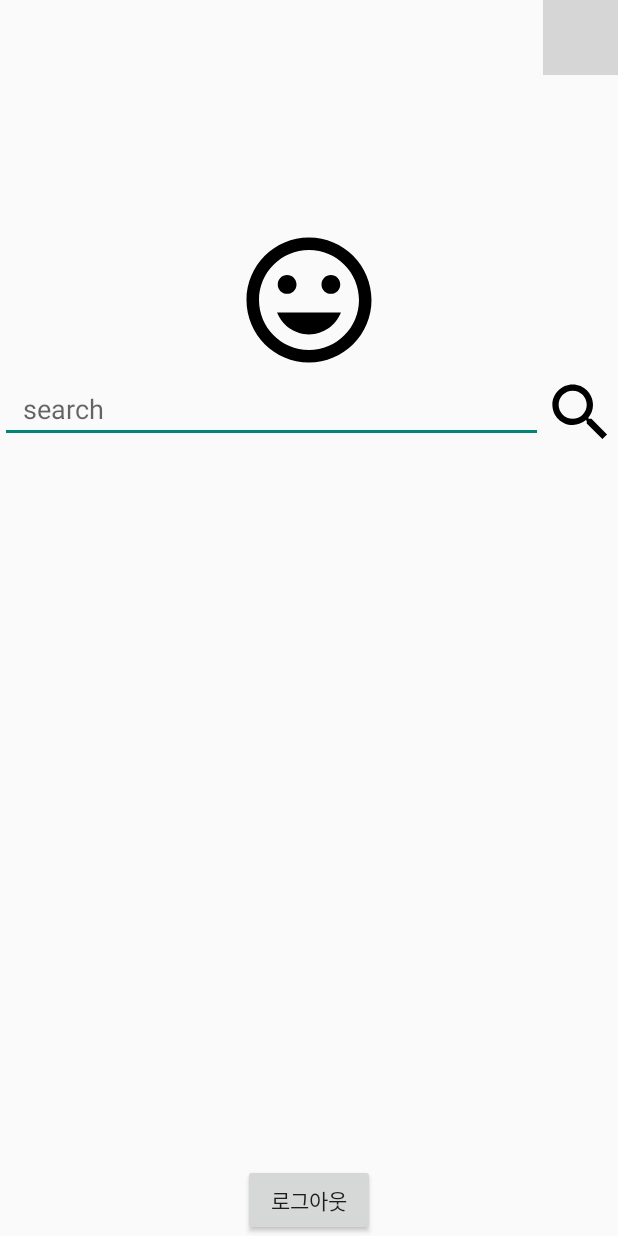
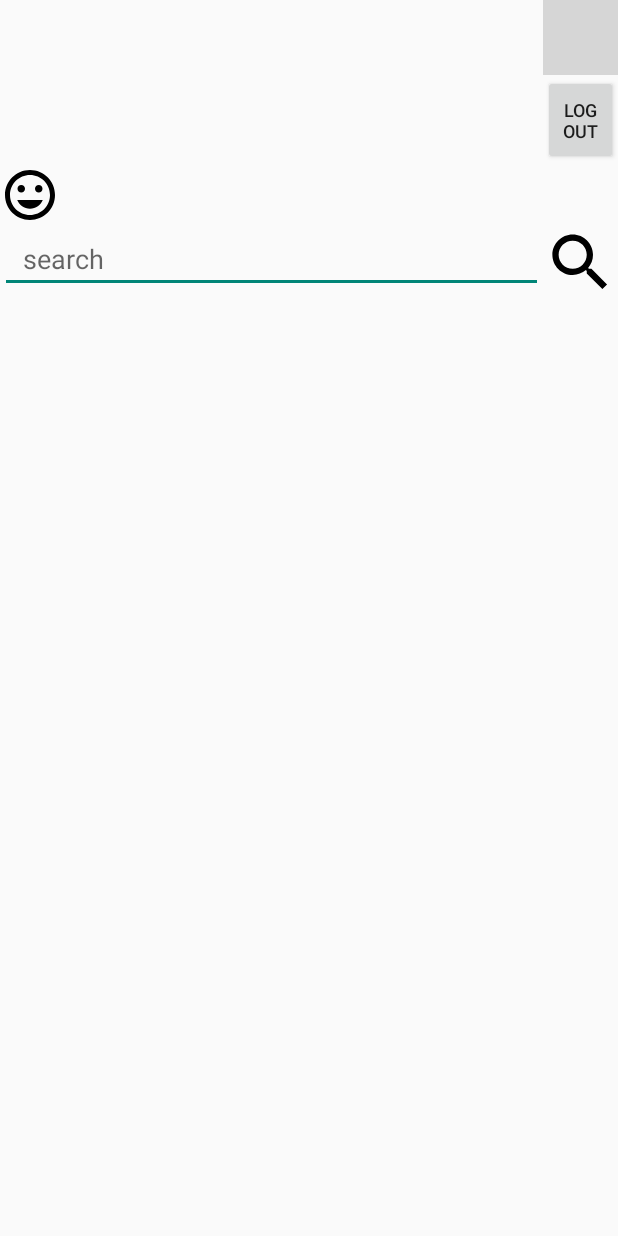
Before and after one commit to kryptonite43/flowcamp2, an Android app: the SubActivity screen opened directly, with no data from a screen before it, on a phone screen of 412 x 824 dp. Run offline under Robolectric (Android 15) with nearby library versions, the phone set to English and light mode, and no system bars; libraries missing offline, so code that uses them is left out: com.kakao.usermgmt; pictures from the network do not load; grey boxes are pictures that could not be loaded.

```diff
--- a/app/src/main/AndroidManifest.xml
+++ b/app/src/main/AndroidManifest.xml
@@ -35,6 +35,7 @@
         </activity>
         <activity
             android:name=".SubActivity"
+            android:windowSoftInputMode="stateHidden|adjustPan"
             android:exported="false" />
 
 
--- a/app/src/main/java/com/example/searchapp/SubActivity.java
+++ b/app/src/main/java/com/example/searchapp/SubActivity.java
@@ -2,15 +2,21 @@ package com.example.searchapp;
 
 import androidx.appcompat.app.AppCompatActivity;
 
+import android.annotation.SuppressLint;
+import android.content.Context;
 import android.content.Intent;
 import android.media.Image;
 import android.os.Bundle;
 import android.util.Log;
 import android.view.KeyEvent;
+import android.view.MotionEvent;
 import android.view.View;
+import android.view.inputmethod.InputMethodManager;
 import android.widget.Button;
 import android.widget.EditText;
 import android.widget.ImageView;
+import android.widget.LinearLayout;
+import android.widget.ListView;
 import android.widget.SearchView;
 import android.widget.TextView;
 import android.widget.Toast;
@@ -47,7 +53,17 @@ public class SubActivity extends AppCompatActivity { // 검색창 뜨는 액티
         TextView tv_nick = findViewById(R.id.tv_nickname);
         TextView tv_email = findViewById(R.id.tv_email);
         ImageView iv_profile = findViewById(R.id.iv_profile);
-
+        ListView searchlist = findViewById(R.id.listview);
+        searchlist.bringToFront();
+        LinearLayout fullscreen = findViewById(R.id.fullscreen);
+        fullscreen.setOnTouchListener(new View.OnTouchListener() {
+            @Override
+            public boolean onTouch(View view, MotionEvent motionEvent) {
+                hideKeyboard();
+                searchlist.setVisibility(View.INVISIBLE);
+                return false;
+            }
+        });
         // 닉네임, 이메일, 프로필이미지
         tv_nick.setText(strNick);
         tv_email.setText(strEmail);
@@ -74,31 +90,48 @@ public class SubActivity extends AppCompatActivity { // 검색창 뜨는 액티
         retrofitInterface = retrofit.create(RetrofitInterface.class);
 
 
-        TextView tv = findViewById(R.id.text_hist1);
+
         EditText search = findViewById(R.id.what) ;
         Button searchb = findViewById(R.id.searchit);
+
+        search.setOnClickListener(new View.OnClickListener() {
+            @Override
+            public void onClick(View view) {
+                searchlist.setVisibility(View.VISIBLE);
+            }
+        });
+
         search.setOnKeyListener(new View.OnKeyListener() {
             @Override
             public boolean onKey(View view, int i, KeyEvent keyEvent) {
+                //searchlist.setVisibility(View.VISIBLE);
                 if (i==KeyEvent.KEYCODE_ENTER && keyEvent.getAction()==KeyEvent.ACTION_DOWN){
-                    Log.e("enter", "enter");
-                    tv.setText(search.getText().toString());
+                    if (search.getText().toString().compareTo("")!=0) { // null값 return이 아닐 때만 동작
                         Intent intent = new Intent(SubActivity.this, ResultActivity.class);
                         intent.putExtra("search", search.getText().toString());
+                        intent.putExtra("name",strNick);
                         intent.putExtra("email",strEmail);
+                        intent.putExtra("profileImg",strProfileImg);
                         startActivity(intent);
+                    }
+                    //Toast.makeText(SubActivity.this, search.getText().toString(), Toast.LENGTH_SHORT).show();
+
+
                 }
                 return true;
             }
         });
 
+
         searchb.setOnClickListener(new View.OnClickListener() {
             @Override
             public void onClick(View view) {
-                tv.setText(search.getText().toString());
+                if (search.getText().toString().compareTo("")!=0) {
                     Intent intent = new Intent(SubActivity.this, ResultActivity.class);
                     intent.putExtra("search", search.getText().toString());
+                    intent.putExtra("name",strNick);
                     intent.putExtra("email",strEmail);
+                    intent.putExtra("profileImg",strProfileImg);
                     startActivity(intent);
 
                     HashMap<String, String> map = new HashMap<>();
@@ -118,9 +151,17 @@ public class SubActivity extends AppCompatActivity { // 검색창 뜨는 액티
                             Toast.makeText(SubActivity.this, t.getMessage(), Toast.LENGTH_LONG).show();
                         }
                     });
+
+                }
+
             }
         });
 
 
     }
+    void hideKeyboard()
+    {
+        InputMethodManager inputManager = (InputMethodManager) this.getSystemService(Context.INPUT_METHOD_SERVICE);
+        inputManager.hideSoftInputFromWindow(this.getCurrentFocus().getWindowToken(), InputMethodManager.HIDE_NOT_ALWAYS);
     }
+}
--- a/app/src/main/res/layout/activity_sub.xml
+++ b/app/src/main/res/layout/activity_sub.xml
@@ -1,8 +1,15 @@
 <?xml version="1.0" encoding="utf-8"?>
-    <LinearLayout
+<RelativeLayout
     xmlns:android="http://schemas.android.com/apk/res/android"
     xmlns:app="http://schemas.android.com/apk/res-auto"
     xmlns:tools="http://schemas.android.com/tools"
+    android:layout_width="match_parent"
+    android:layout_height="match_parent">
+
+
+
+<LinearLayout
+    android:id="@+id/fullscreen"
     android:layout_width="match_parent"
     android:layout_height="match_parent"
     tools:context=".SubActivity"
@@ -50,100 +57,98 @@
     </LinearLayout>
 
 
-
-
     <LinearLayout
         android:layout_width="match_parent"
         android:layout_height="match_parent"
         android:orientation="vertical">
+
+        <Button
+            android:id="@+id/btn_logout"
+            android:layout_width="50dp"
+            android:layout_height="60dp"
+            android:layout_gravity="end"
+
+
+            android:text="logout"
+            android:textSize="12sp"/>
+
         <ImageView
-            android:layout_marginTop="100dp"
-            android:layout_width="100dp"
-            android:layout_height="100dp"
-            android:layout_gravity="center"
-            android:src="@drawable/ic_baseline_insert_emoticon_24"
-            >
+            android:layout_width="40dp"
+            android:layout_height="40dp"
+            android:layout_gravity="start"
+            android:src="@drawable/ic_baseline_insert_emoticon_24">
 
         </ImageView>
-        <LinearLayout
-            android:layout_width="match_parent"
-            android:layout_height="wrap_content"
-            >
-            <EditText
-                android:layout_width="wrap_content"
-                android:layout_height="wrap_content"
-                android:paddingLeft="15dp"
-                android:inputType="text"
-                android:maxLines="1"
-                android:imeOptions="actionSearch"
-                android:layout_weight="12"
-                android:id="@+id/what"
-                android:hint="search">
 
-            </EditText>
-            <Button
-                android:layout_width="50dp"
-                android:layout_height="50dp"
-                android:paddingRight="5dp"
-                android:layout_gravity="center"
-                android:id="@+id/searchit"
-                android:layout_weight="0"
-                android:background="@drawable/ic_baseline_search_24"
-                >
-            </Button>
-        </LinearLayout>
-
-        <TextView
-            android:id="@+id/text_hist1"
-            android:layout_width="match_parent"
-            android:text=""
-            android:layout_height="wrap_content">
-        </TextView>
-        <TextView
-            android:id="@+id/text_hist2"
-            android:text=""
+        <androidx.constraintlayout.widget.ConstraintLayout
+            android:id="@+id/search_bar"
             android:layout_width="match_parent"
             android:layout_height="wrap_content">
-        </TextView>
-        <TextView
-            android:id="@+id/text_hist3"
-            android:text=""
-            android:layout_width="match_parent"
+
+            <LinearLayout
+                android:id="@+id/block"
+                android:layout_width="match_parent"
+                android:layout_height="wrap_content"
+                app:layout_constraintBottom_toBottomOf="parent"
+                app:layout_constraintEnd_toEndOf="parent"
+                app:layout_constraintStart_toStartOf="parent">
+
+                <EditText
+                    android:id="@+id/what"
+                    android:layout_width="wrap_content"
+                    android:layout_height="wrap_content"
+                    android:layout_weight="12"
+                    android:hint="search"
+                    android:imeOptions="actionSearch"
+                    android:inputType="text"
+                    android:maxLines="1"
+                    android:paddingLeft="15dp">
+
+                </EditText>
+
+                <Button
+                    android:id="@+id/searchit"
+                    android:layout_width="50dp"
+                    android:layout_height="50dp"
+                    android:layout_gravity="center"
+                    android:layout_weight="0"
+                    android:background="@drawable/ic_baseline_search_24"
+                    android:paddingRight="5dp"></Button>
+            </LinearLayout>
+
+
+        </androidx.constraintlayout.widget.ConstraintLayout>
+
+
+        <androidx.constraintlayout.widget.ConstraintLayout
+            android:layout_width="wrap_content"
             android:layout_height="wrap_content">
-        </TextView>
-        <TextView
-            android:id="@+id/text_hist4"
-            android:text=""
-            android:layout_width="match_parent"
-            android:layout_height="wrap_content">
-        </TextView>
-        <TextView
-            android:id="@+id/text_hist5"
-            android:text=""
-            android:layout_width="match_parent"
-            android:layout_height="wrap_content">
-        </TextView>
-        <TextView
-            android:id="@+id/text_hist6"
-            android:text=""
-            android:layout_width="match_parent"
-            android:layout_height="wrap_content">
-        </TextView>
 
-        <FrameLayout
-            android:layout_width="match_parent"
-            android:layout_height="match_parent">
+            <RelativeLayout
+                android:id="@+id/rl"
+                android:layout_width="match_parent"
+                android:layout_height="wrap_content"
+                app:layout_constraintLeft_toLeftOf="parent"
 
-            <Button
-                android:id="@+id/btn_logout"
-                android:layout_width="wrap_content"
-                android:layout_height="wrap_content"
-                android:layout_gravity="bottom|center"
-                android:layout_marginLeft="10dp"
-                android:layout_marginRight="10dp"
-                android:text="로그아웃" />
-        </FrameLayout>
+                app:layout_constraintRight_toRightOf="parent">
+
+                <ListView
+                    android:id="@+id/listview"
+                    android:layout_width="match_parent"
+                    android:layout_height="300dp"
+                    android:layout_marginRight="50dp"
+                    android:background="@drawable/rectangle"
+
+                    android:visibility="gone"></ListView>
+
+            </RelativeLayout>
+
+        </androidx.constraintlayout.widget.ConstraintLayout>
+
+
+        <!--        </FrameLayout>-->
 
     </LinearLayout>
 
 </LinearLayout>
+</RelativeLayout>
```
Also changed, not shown: app/src/main/java/com/example/searchapp/ResultActivity.java (+21 -3 lines), app/src/main/res/layout/activity_result.xml (+35 -1 lines). Lines whose indentation alone changed are shown as unchanged.
